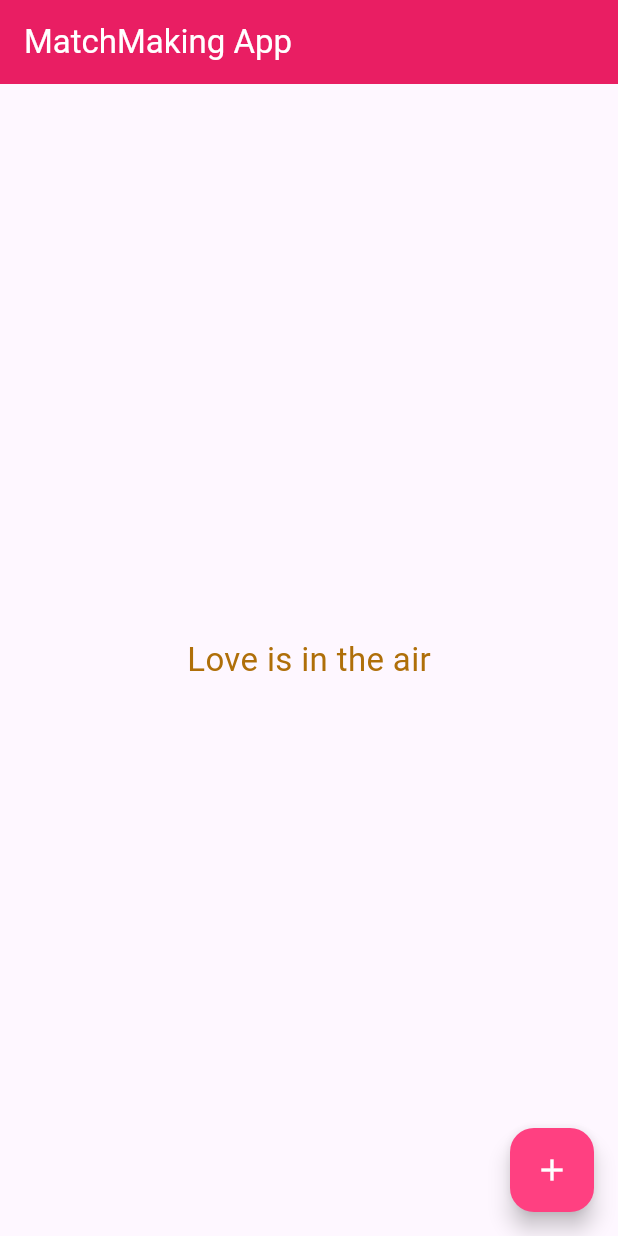
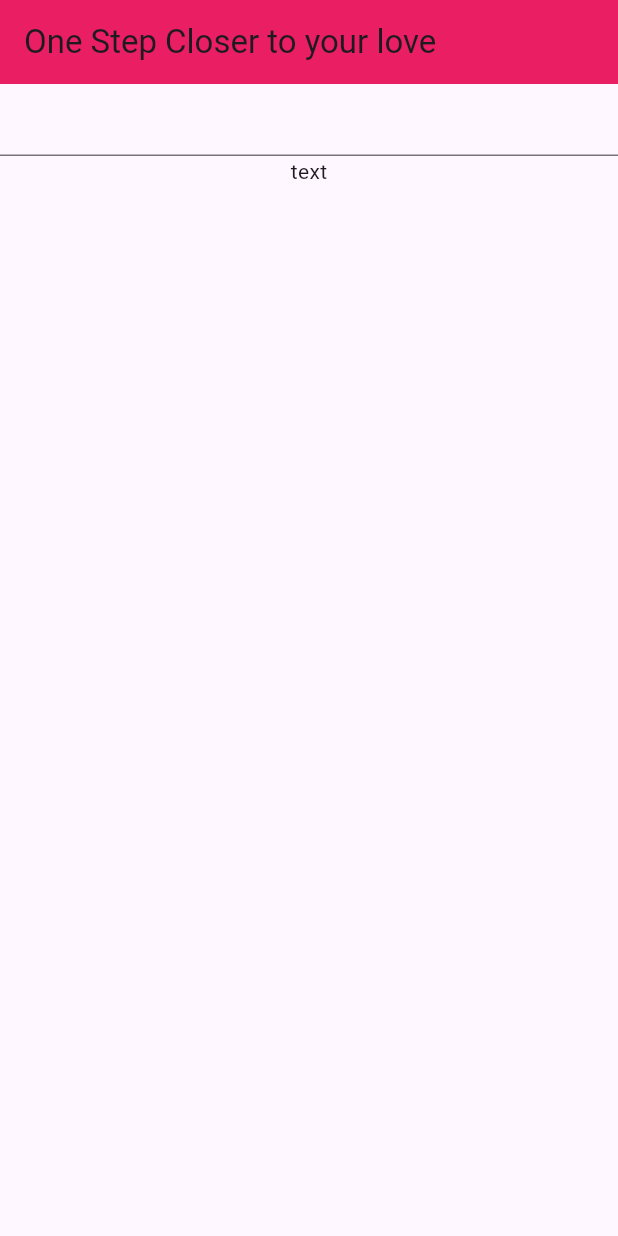
Before and after one commit to riley-tannie/flutter_app, a Flutter app: the screen it shows after launch, on a phone screen of 412 x 824 dp. Run offline on Flutter 3.47's test engine with Material 3 defaults, Android fonts, the phone set to English and light mode, and no system bars.

```diff
--- a/lib/main.dart
+++ b/lib/main.dart
@@ -1,8 +1,8 @@
 import 'package:flutter/material.dart';
-import 'package:flutter_app/week04/findmatch.dart';
+import 'package:flutter_app/week04/datainput.dart';
 
 void main(){
   runApp(MaterialApp(
-    home: Findmatch()),
+    home: DataInput()),
   );
 }
--- /dev/null
+++ b/lib/week04/datainput.dart
@@ -0,0 +1,33 @@
+import 'package:flutter/material.dart';
+
+class DataInput extends StatefulWidget {
+  const DataInput({super.key});
+
+  @override
+  State<DataInput> createState() => _DataInputState();
+}
+
+class _DataInputState extends State<DataInput> {
+  String message = 'text';
+  @override
+  Widget build(BuildContext context) {
+    return Scaffold(
+      appBar: AppBar(
+        title: Text('One Step Closer to your love'),
+        backgroundColor: Colors.pink,
+        ),
+        body: Column(
+          children: [
+            TextField(
+              onChanged: (String txt){
+                setState(() {
+                  message = txt;
+                });
+              },
+            ),
+            Text(message),
+          ],
+        ),
+    );
+  }
+}
```
